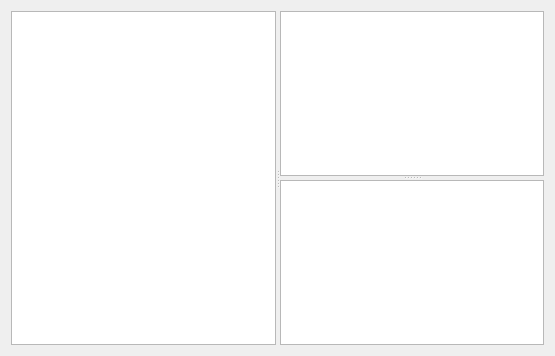
Qt form chatwindow.ui (lingdingyang/Chat_Client) before a commit.
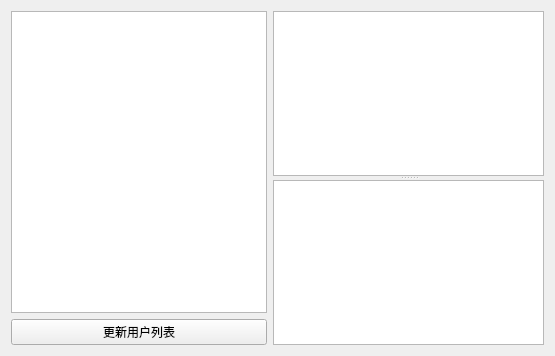
The same form after that commit.

Commit message: 实现刷新用户列表

The edit to the form file:
```diff
--- a/chatwindow.ui
+++ b/chatwindow.ui
@@ -21,28 +21,8 @@
   </property>
   <layout class="QHBoxLayout" name="horizontalLayout">
    <item>
-    <widget class="QSplitter" name="splitter_2">
-     <property name="sizePolicy">
-      <sizepolicy hsizetype="Expanding" vsizetype="Preferred">
-       <horstretch>0</horstretch>
-       <verstretch>0</verstretch>
-      </sizepolicy>
-     </property>
-     <property name="maximumSize">
-      <size>
-       <width>16777215</width>
-       <height>16777215</height>
-      </size>
-     </property>
-     <property name="lineWidth">
-      <number>0</number>
-     </property>
-     <property name="orientation">
-      <enum>Qt::Horizontal</enum>
-     </property>
-     <property name="childrenCollapsible">
-      <bool>false</bool>
-     </property>
+    <layout class="QVBoxLayout" name="verticalLayout">
+     <item>
      <widget class="QListWidget" name="user_list">
       <property name="sizePolicy">
        <sizepolicy hsizetype="Maximum" vsizetype="Expanding">
@@ -57,6 +37,17 @@
        </size>
       </property>
      </widget>
+     </item>
+     <item>
+      <widget class="QPushButton" name="btn_update_user_list">
+       <property name="text">
+        <string>更新用户列表</string>
+       </property>
+      </widget>
+     </item>
+    </layout>
+   </item>
+   <item>
      <widget class="QSplitter" name="splitter">
       <property name="sizePolicy">
        <sizepolicy hsizetype="Expanding" vsizetype="Preferred">
@@ -98,7 +89,6 @@
          <pointsize>15</pointsize>
         </font>
        </property>
-      </widget>
      </widget>
     </widget>
    </item>
```
Lines whose indentation alone changed are shown as unchanged. The commit also changes 15 other files.
